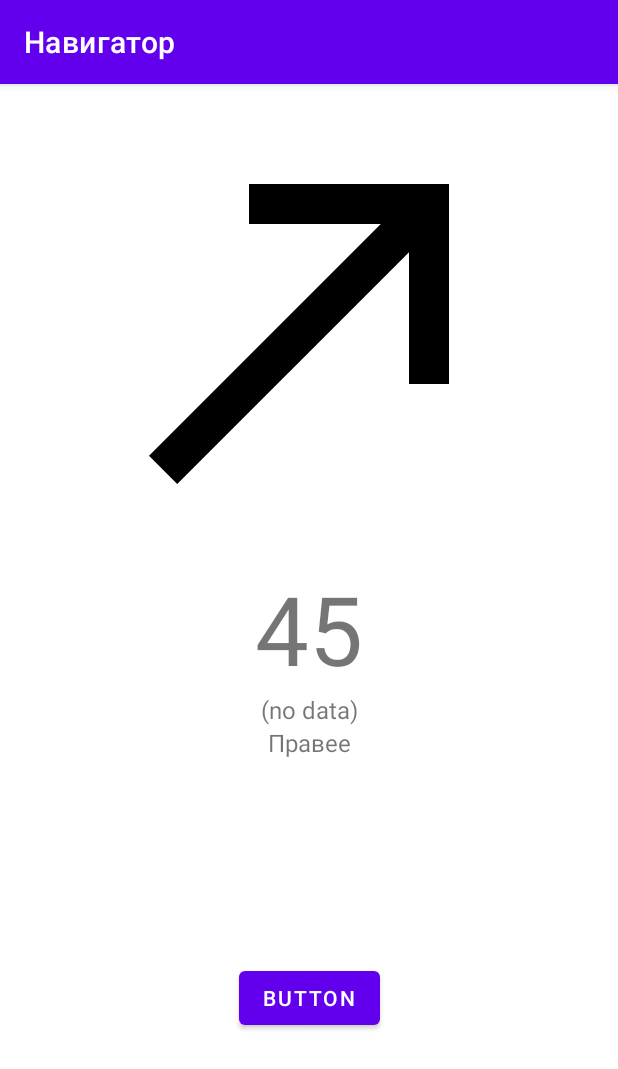
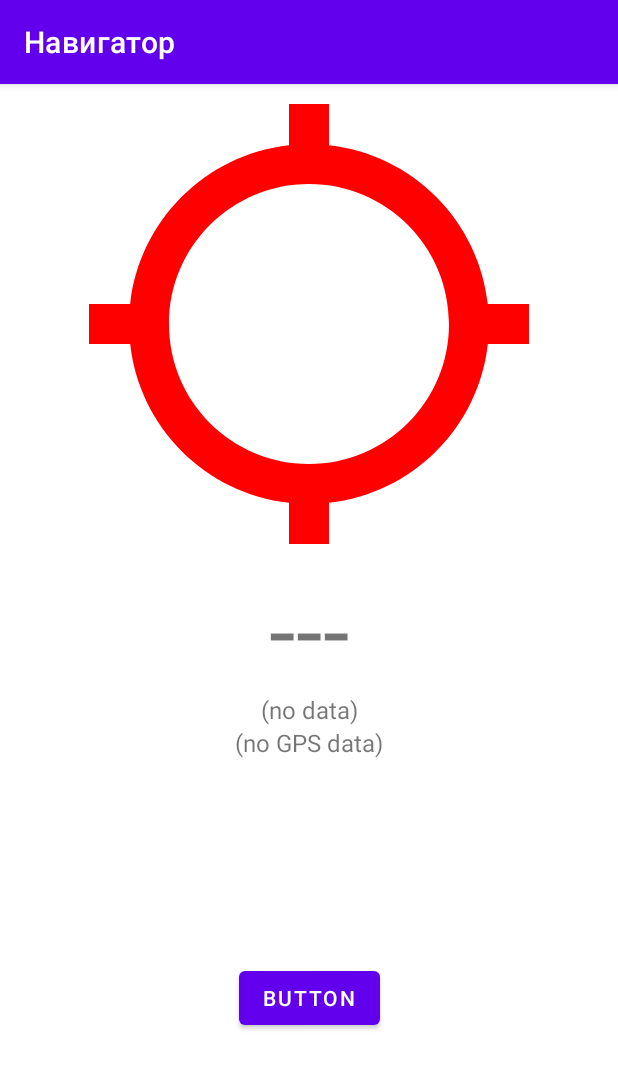
Before and after one commit to boarboar/Accessability_app, an Android app: the NavActivity screen opened directly, with no data from a screen before it, after a tap on "BUTTON", on a phone screen of 412 x 824 dp. Shown: the top 1069 px of the screen. Run offline under Robolectric (Android 15) with nearby library versions, the phone set to English and light mode, and no system bars; libraries missing offline, so code that uses them is left out: com.yandex.mapkit, com.yandex.runtime; pictures from the network do not load; 4 statements that could not run were skipped.

Commit message:
navactivity - store controls

```diff
--- a/app/src/main/java/com/example/myapplication/MainActivity.kt
+++ b/app/src/main/java/com/example/myapplication/MainActivity.kt
@@ -164,7 +164,7 @@ class MainActivity : AppCompatActivity() {
     }
 
     fun goDrugstore(view: View) {
-        //speak("Строим маршрут для движения в аптеку")
+        //speak("Ищем ближайшую аптеку")
         val msg = locator.search("аптека", {a1, a2 -> onLocationResolve(a1, a2) } , {error -> onLocationError(error)})
         speak(msg)
         Toast.makeText(this@MainActivity, msg, Toast.LENGTH_SHORT).show()
--- a/app/src/main/java/com/example/myapplication/NavActivity.kt
+++ b/app/src/main/java/com/example/myapplication/NavActivity.kt
@@ -34,6 +34,10 @@ class NavActivity : AppCompatActivity() {
         "Назад", "Назад", "Назад",
         "Налево", "Левее")
     private lateinit var drawables: ArrayList<Drawable>
+    private lateinit var routeInfo: TextView
+    private lateinit var distanceInfo: TextView
+    private lateinit var statusInfo: TextView
+    private lateinit var directionInfo: ImageView
     private var test_Dir = 0
     private  lateinit var locator: Locator
     private var route : Route? = null
@@ -46,6 +50,10 @@ class NavActivity : AppCompatActivity() {
         setContentView(layoutInflater.inflate(R.layout.activity_nav, null))
         drawables = icons.map { AppCompatResources.getDrawable(applicationContext, it) } as ArrayList<Drawable>
         locator = Locator.getInstance(this)
+        routeInfo = findViewById<TextView>(R.id.routeView)
+        distanceInfo = findViewById<TextView>(R.id.textView)
+        statusInfo = findViewById<TextView>(R.id.statusView)
+        directionInfo = findViewById<ImageView>(R.id.imageView)
     }
 
     override fun onResume() {
@@ -56,12 +64,13 @@ class NavActivity : AppCompatActivity() {
             val npoints = it.geometry.points.size // route points (we should use these for nav)
             val nwpoints = it.metadata.wayPoints.size // user-defined start, end, intermediate
             val nsects = it.sections.size
-            findViewById<TextView>(R.id.routeView).text = "Route loaded $npoints, $nwpoints, $nsects"
+            val dist = it.metadata.weight.walkingDistance.value
+            //routeInfo.text = "Route loaded $npoints, $nwpoints, $nsects $dist m"
+            routeInfo.text = "Маршрут: $npoints точек, $dist метров"
             // log 10 first points
             // it seems at least first two points are coincide
-            Log.i( TAG, "Route loaded $npoints, $nwpoints, $nsects")
+            Log.i( TAG, "Route loaded $npoints, $nwpoints, $nsects, $dist")
             if (it.geometry.points.size > 1) {
-                //status = Status.Wait
                 var p0 = it.geometry.points[0]
                 it.geometry.points.take(10).forEachIndexed() { i, p ->
                     Log.i( TAG, "$i ${(Geo::distance)(p, p0).toInt()} ${(Geo::course)(p, p0).toInt()}")
@@ -70,8 +79,8 @@ class NavActivity : AppCompatActivity() {
             }
         }
         navigator.route = route
-        findViewById<ImageView>(R.id.imageView).setImageDrawable(drawables[drawables.size-1])
-        findViewById<TextView>(R.id.textView).text = "---"
+        directionInfo.setImageDrawable(drawables[drawables.size-1])
+        distanceInfo.text = "---"
         Log.i( TAG, "onResume")
     }
 
@@ -90,20 +99,17 @@ class NavActivity : AppCompatActivity() {
             if (location.speed != null) {
                 speedStr = "%,.1f".format(Locale.ENGLISH, location.speed)
             }
-            msg= "${pos.latitude},${pos.longitude} (${location.accuracy?.toInt()}) ${location.heading?.toInt()}, $speedStr"
-            findViewById<TextView>(R.id.statusView).text = msg
+            statusInfo.text = "${pos.latitude},${pos.longitude} (${location.accuracy?.toInt()}) ${location.heading?.toInt()}, $speedStr"
             val res = navigator.update(location)
 
-            // check for dup stat here...
-            //Toast.makeText(applicationContext, res.type.toString(), Toast.LENGTH_SHORT).show()
-            findViewById<TextView>(R.id.routeView).text = res.debugStr
+            routeInfo.text = res.debugStr
 
             when (res.type) {
                 Navigator.Result.ResultType.Ignore, Navigator.Result.ResultType.Finished,-> {
                     return
                 }
                 Navigator.Result.ResultType.LowAccuracy, Navigator.Result.ResultType.LowSpeed,-> {
-                    findViewById<ImageView>(R.id.imageView).setImageDrawable(drawables[drawables.size-1])
+                    directionInfo.setImageDrawable(drawables[drawables.size-1])
                     if (res.type != prevAnnouncedResult.type || (now - prevAnnouncedResultTime) >= ANNOUNCE_PROBLEM_PERIOD) {
                         var message = if(res.type == Navigator.Result.ResultType.LowAccuracy) "Низкая точность" else "Идите быстрее"
                         Toast.makeText(applicationContext, message, Toast.LENGTH_SHORT).show()
@@ -123,15 +129,15 @@ class NavActivity : AppCompatActivity() {
                         else R.color.black
                     }
                     val dist = res.dist.toInt()
-                    findViewById<ImageView>(R.id.imageView).setColorFilter(ContextCompat.getColor(applicationContext, color), PorterDuff.Mode.SRC_IN);
-                    findViewById<ImageView>(R.id.imageView).setImageDrawable(drawables[dir])
+                    directionInfo.setColorFilter(ContextCompat.getColor(applicationContext, color), PorterDuff.Mode.SRC_IN);
+                    directionInfo.setImageDrawable(drawables[dir])
                     if (res.backJump) {
-                        findViewById<TextView>(R.id.textView).text = "$dist (<<<)"
+                        distanceInfo.text = "$dist (<<<)"
                     }
                     else if (res.jump != null) {
-                        findViewById<TextView>(R.id.textView).text = "$dist (${res.jump})"
+                        distanceInfo.text = "$dist (${res.jump})"
                     }
-                    else findViewById<TextView>(R.id.textView).text = dist.toString()
+                    else distanceInfo.text = dist.toString()
 
                     // announces
                     if (res.type != prevAnnouncedResult.type || res.status != prevAnnouncedResult.status
@@ -149,14 +155,15 @@ class NavActivity : AppCompatActivity() {
         }
     }
 
-    fun onTurn(view: View) {
-        // test director
+    fun onAction(view: View) {
+        /*
+        // test
         val seg = 360 / NCOURSE
         test_Dir = (test_Dir + 1) % NCOURSE
         findViewById<ImageView>(R.id.imageView).setImageDrawable(drawables[test_Dir])
         findViewById<TextView>(R.id.textView).text = (test_Dir * seg).toString()
         TTS.speak(announce[test_Dir])
         findViewById<TextView>(R.id.statusView).text = announce[test_Dir]
-
+    */
     }
 }
```
